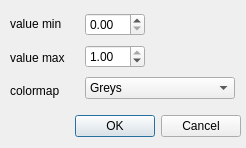
The window that gui/dialog_img.ui (davidboutelier/PyTecPIV) describes before a commit, drawn with Qt 5.
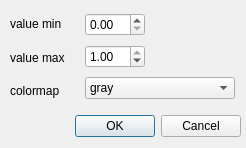
The same window after the commit.

What changed in the file:
```diff
--- a/gui/dialog_img.ui
+++ b/gui/dialog_img.ui
@@ -147,7 +147,7 @@
         </property>
         <item>
          <property name="text">
-          <string>Greys</string>
+          <string>gray</string>
          </property>
         </item>
         <item>
```
Left out of the diff: 2 changed lines with no effect on the pictures.
